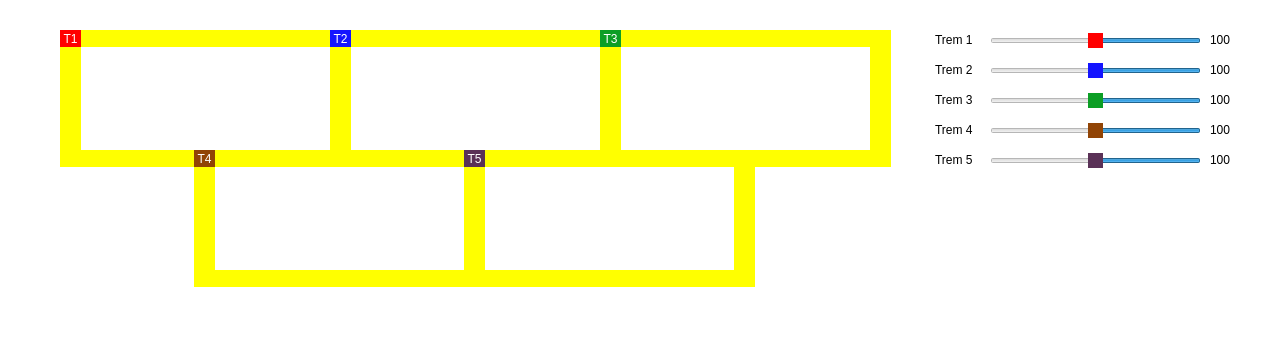
Qt form src/mainwindow.ui (fabianapduarte/trabalho-trens) before a commit.
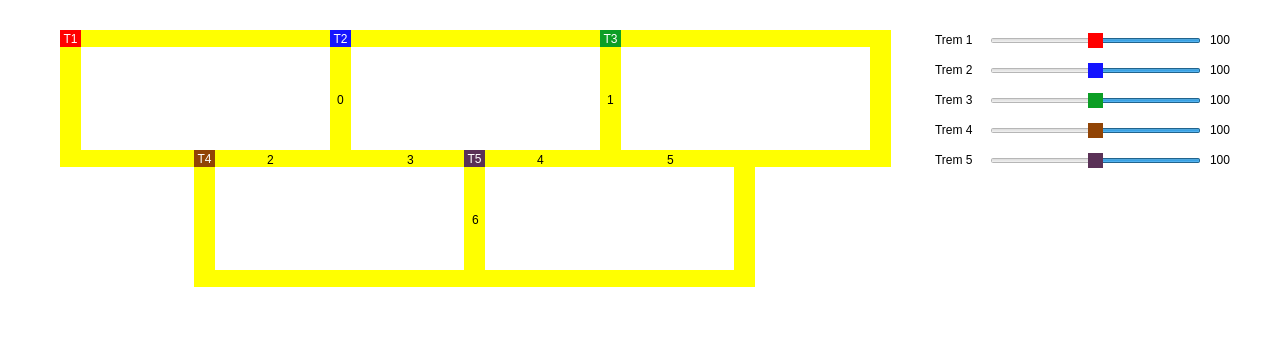
The same form after that commit.

Commit message: adiciona índice das regiões críticas na interface

The edit to the form file:
```diff
--- a/src/mainwindow.ui
+++ b/src/mainwindow.ui
@@ -719,6 +719,1560 @@
      <string>100</string>
     </property>
    </widget>
+   <widget class="QLabel" name="label_6">
+    <property name="geometry">
+     <rect>
+      <x>330</x>
+      <y>90</y>
+      <width>21</width>
+      <height>19</height>
+     </rect>
+    </property>
+    <property name="palette">
+     <palette>
+      <active>
+       <colorrole role="WindowText">
+        <brush brushstyle="SolidPattern">
+         <color alpha="255">
+          <red>0</red>
+          <green>0</green>
+          <blue>0</blue>
+         </color>
+        </brush>
+       </colorrole>
+       <colorrole role="Button">
+        <brush brushstyle="SolidPattern">
+         <color alpha="0">
+          <red>255</red>
+          <green>255</green>
+          <blue>255</blue>
+         </color>
+        </brush>
+       </colorrole>
+       <colorrole role="Text">
+        <brush brushstyle="SolidPattern">
+         <color alpha="255">
+          <red>0</red>
+          <green>0</green>
+          <blue>0</blue>
+         </color>
+        </brush>
+       </colorrole>
+       <colorrole role="ButtonText">
+        <brush brushstyle="SolidPattern">
+         <color alpha="255">
+          <red>0</red>
+          <green>0</green>
+          <blue>0</blue>
+         </color>
+        </brush>
+       </colorrole>
+       <colorrole role="Base">
+        <brush brushstyle="SolidPattern">
+         <color alpha="0">
+          <red>255</red>
+          <green>255</green>
+          <blue>255</blue>
+         </color>
+        </brush>
+       </colorrole>
+       <colorrole role="Window">
+        <brush brushstyle="SolidPattern">
+         <color alpha="0">
+          <red>255</red>
+          <green>255</green>
+          <blue>255</blue>
+         </color>
+        </brush>
+       </colorrole>
+       <colorrole role="PlaceholderText">
+        <brush brushstyle="SolidPattern">
+         <color alpha="255">
+          <red>0</red>
+          <green>0</green>
+          <blue>0</blue>
+         </color>
+        </brush>
+       </colorrole>
+      </active>
+      <inactive>
+       <colorrole role="WindowText">
+        <brush brushstyle="SolidPattern">
+         <color alpha="255">
+          <red>0</red>
+          <green>0</green>
+          <blue>0</blue>
+         </color>
+        </brush>
+       </colorrole>
+       <colorrole role="Button">
+        <brush brushstyle="SolidPattern">
+         <color alpha="0">
+          <red>255</red>
+          <green>255</green>
+          <blue>255</blue>
+         </color>
+        </brush>
+       </colorrole>
+       <colorrole role="Text">
+        <brush brushstyle="SolidPattern">
+         <color alpha="255">
+          <red>0</red>
+          <green>0</green>
+          <blue>0</blue>
+         </color>
+        </brush>
+       </colorrole>
+       <colorrole role="ButtonText">
+        <brush brushstyle="SolidPattern">
+         <color alpha="255">
+          <red>0</red>
+          <green>0</green>
+          <blue>0</blue>
+         </color>
+        </brush>
+       </colorrole>
+       <colorrole role="Base">
+        <brush brushstyle="SolidPattern">
+         <color alpha="0">
+          <red>255</red>
+          <green>255</green>
+          <blue>255</blue>
+         </color>
+        </brush>
+       </colorrole>
+       <colorrole role="Window">
+        <brush brushstyle="SolidPattern">
+         <color alpha="0">
+          <red>255</red>
+          <green>255</green>
+          <blue>255</blue>
+         </color>
+        </brush>
+       </colorrole>
+       <colorrole role="PlaceholderText">
+        <brush brushstyle="SolidPattern">
+         <color alpha="255">
+          <red>0</red>
+          <green>0</green>
+          <blue>0</blue>
+         </color>
+        </brush>
+       </colorrole>
+      </inactive>
+      <disabled>
+       <colorrole role="WindowText">
+        <brush brushstyle="SolidPattern">
+         <color alpha="255">
+          <red>0</red>
+          <green>0</green>
+          <blue>0</blue>
+         </color>
+        </brush>
+       </colorrole>
+       <colorrole role="Button">
+        <brush brushstyle="SolidPattern">
+         <color alpha="0">
+          <red>255</red>
+          <green>255</green>
+          <blue>255</blue>
+         </color>
+        </brush>
+       </colorrole>
+       <colorrole role="Text">
+        <brush brushstyle="SolidPattern">
+         <color alpha="255">
+          <red>0</red>
+          <green>0</green>
+          <blue>0</blue>
+         </color>
+        </brush>
+       </colorrole>
+       <colorrole role="ButtonText">
+        <brush brushstyle="SolidPattern">
+         <color alpha="255">
+          <red>0</red>
+          <green>0</green>
+          <blue>0</blue>
+         </color>
+        </brush>
+       </colorrole>
+       <colorrole role="Base">
+        <brush brushstyle="SolidPattern">
+         <color alpha="0">
+          <red>255</red>
+          <green>255</green>
+          <blue>255</blue>
+         </color>
+        </brush>
+       </colorrole>
+       <colorrole role="Window">
+        <brush brushstyle="SolidPattern">
+         <color alpha="0">
+          <red>255</red>
+          <green>255</green>
+          <blue>255</blue>
+         </color>
+        </brush>
+       </colorrole>
+       <colorrole role="PlaceholderText">
+        <brush brushstyle="SolidPattern">
+         <color alpha="255">
+          <red>0</red>
+          <green>0</green>
+          <blue>0</blue>
+         </color>
+        </brush>
+       </colorrole>
+      </disabled>
+     </palette>
+    </property>
+    <property name="autoFillBackground">
+     <bool>false</bool>
+    </property>
+    <property name="styleSheet">
+     <string notr="true">color: rgb(0, 0, 0);
+background-color: rgba(255, 255, 255, 0);</string>
+    </property>
+    <property name="text">
+     <string>0</string>
+    </property>
+    <property name="alignment">
+     <set>Qt::AlignCenter</set>
+    </property>
+   </widget>
+   <widget class="QLabel" name="label_7">
+    <property name="geometry">
+     <rect>
+      <x>600</x>
+      <y>90</y>
+      <width>21</width>
+      <height>19</height>
+     </rect>
+    </property>
+    <property name="palette">
+     <palette>
+      <active>
+       <colorrole role="WindowText">
+        <brush brushstyle="SolidPattern">
+         <color alpha="255">
+          <red>0</red>
+          <green>0</green>
+          <blue>0</blue>
+         </color>
+        </brush>
+       </colorrole>
+       <colorrole role="Button">
+        <brush brushstyle="SolidPattern">
+         <color alpha="0">
+          <red>255</red>
+          <green>255</green>
+          <blue>255</blue>
+         </color>
+        </brush>
+       </colorrole>
+       <colorrole role="Text">
+        <brush brushstyle="SolidPattern">
+         <color alpha="255">
+          <red>0</red>
+          <green>0</green>
+          <blue>0</blue>
+         </color>
+        </brush>
+       </colorrole>
+       <colorrole role="ButtonText">
+        <brush brushstyle="SolidPattern">
+         <color alpha="255">
+          <red>0</red>
+          <green>0</green>
+          <blue>0</blue>
+         </color>
+        </brush>
+       </colorrole>
+       <colorrole role="Base">
+        <brush brushstyle="SolidPattern">
+         <color alpha="0">
+          <red>255</red>
+          <green>255</green>
+          <blue>255</blue>
+         </color>
+        </brush>
+       </colorrole>
+       <colorrole role="Window">
+        <brush brushstyle="SolidPattern">
+         <color alpha="0">
+          <red>255</red>
+          <green>255</green>
+          <blue>255</blue>
+         </color>
+        </brush>
+       </colorrole>
+       <colorrole role="PlaceholderText">
+        <brush brushstyle="SolidPattern">
+         <color alpha="255">
+          <red>0</red>
+          <green>0</green>
+          <blue>0</blue>
+         </color>
+        </brush>
+       </colorrole>
+      </active>
+      <inactive>
+       <colorrole role="WindowText">
+        <brush brushstyle="SolidPattern">
+         <color alpha="255">
+          <red>0</red>
+          <green>0</green>
+          <blue>0</blue>
+         </color>
+        </brush>
+       </colorrole>
+       <colorrole role="Button">
+        <brush brushstyle="SolidPattern">
+         <color alpha="0">
+          <red>255</red>
+          <green>255</green>
+          <blue>255</blue>
+         </color>
+        </brush>
+       </colorrole>
+       <colorrole role="Text">
+        <brush brushstyle="SolidPattern">
+         <color alpha="255">
+          <red>0</red>
+          <green>0</green>
+          <blue>0</blue>
+         </color>
+        </brush>
+       </colorrole>
+       <colorrole role="ButtonText">
+        <brush brushstyle="SolidPattern">
+         <color alpha="255">
+          <red>0</red>
+          <green>0</green>
+          <blue>0</blue>
+         </color>
+        </brush>
+       </colorrole>
+       <colorrole role="Base">
+        <brush brushstyle="SolidPattern">
+         <color alpha="0">
+          <red>255</red>
+          <green>255</green>
+          <blue>255</blue>
+         </color>
+        </brush>
+       </colorrole>
+       <colorrole role="Window">
+        <brush brushstyle="SolidPattern">
+         <color alpha="0">
+          <red>255</red>
+          <green>255</green>
+          <blue>255</blue>
+         </color>
+        </brush>
+       </colorrole>
+       <colorrole role="PlaceholderText">
+        <brush brushstyle="SolidPattern">
+         <color alpha="255">
+          <red>0</red>
+          <green>0</green>
+          <blue>0</blue>
+         </color>
+        </brush>
+       </colorrole>
+      </inactive>
+      <disabled>
+       <colorrole role="WindowText">
+        <brush brushstyle="SolidPattern">
+         <color alpha="255">
+          <red>0</red>
+          <green>0</green>
+          <blue>0</blue>
+         </color>
+        </brush>
+       </colorrole>
+       <colorrole role="Button">
+        <brush brushstyle="SolidPattern">
+         <color alpha="0">
+          <red>255</red>
+          <green>255</green>
+          <blue>255</blue>
+         </color>
+        </brush>
+       </colorrole>
+       <colorrole role="Text">
+        <brush brushstyle="SolidPattern">
+         <color alpha="255">
+          <red>0</red>
+          <green>0</green>
+          <blue>0</blue>
+         </color>
+        </brush>
+       </colorrole>
+       <colorrole role="ButtonText">
+        <brush brushstyle="SolidPattern">
+         <color alpha="255">
+          <red>0</red>
+          <green>0</green>
+          <blue>0</blue>
+         </color>
+        </brush>
+       </colorrole>
+       <colorrole role="Base">
+        <brush brushstyle="SolidPattern">
+         <color alpha="0">
+          <red>255</red>
+          <green>255</green>
+          <blue>255</blue>
+         </color>
+        </brush>
+       </colorrole>
+       <colorrole role="Window">
+        <brush brushstyle="SolidPattern">
+         <color alpha="0">
+          <red>255</red>
+          <green>255</green>
+          <blue>255</blue>
+         </color>
+        </brush>
+       </colorrole>
+       <colorrole role="PlaceholderText">
+        <brush brushstyle="SolidPattern">
+         <color alpha="255">
+          <red>0</red>
+          <green>0</green>
+          <blue>0</blue>
+         </color>
+        </brush>
+       </colorrole>
+      </disabled>
+     </palette>
+    </property>
+    <property name="autoFillBackground">
+     <bool>false</bool>
+    </property>
+    <property name="styleSheet">
+     <string notr="true">color: rgb(0, 0, 0);
+background-color: rgba(255, 255, 255, 0);</string>
+    </property>
+    <property name="text">
+     <string>1</string>
+    </property>
+    <property name="alignment">
+     <set>Qt::AlignCenter</set>
+    </property>
+   </widget>
+   <widget class="QLabel" name="label_8">
+    <property name="geometry">
+     <rect>
+      <x>260</x>
+      <y>150</y>
+      <width>21</width>
+      <height>19</height>
+     </rect>
+    </property>
+    <property name="palette">
+     <palette>
+      <active>
+       <colorrole role="WindowText">
+        <brush brushstyle="SolidPattern">
+         <color alpha="255">
+          <red>0</red>
+          <green>0</green>
+          <blue>0</blue>
+         </color>
+        </brush>
+       </colorrole>
+       <colorrole role="Button">
+        <brush brushstyle="SolidPattern">
+         <color alpha="0">
+          <red>255</red>
+          <green>255</green>
+          <blue>255</blue>
+         </color>
+        </brush>
+       </colorrole>
+       <colorrole role="Text">
+        <brush brushstyle="SolidPattern">
+         <color alpha="255">
+          <red>0</red>
+          <green>0</green>
+          <blue>0</blue>
+         </color>
+        </brush>
+       </colorrole>
+       <colorrole role="ButtonText">
+        <brush brushstyle="SolidPattern">
+         <color alpha="255">
+          <red>0</red>
+          <green>0</green>
+          <blue>0</blue>
+         </color>
+        </brush>
+       </colorrole>
+       <colorrole role="Base">
+        <brush brushstyle="SolidPattern">
+         <color alpha="0">
+          <red>255</red>
+          <green>255</green>
+          <blue>255</blue>
+         </color>
+        </brush>
+       </colorrole>
+       <colorrole role="Window">
+        <brush brushstyle="SolidPattern">
+         <color alpha="0">
+          <red>255</red>
+          <green>255</green>
+          <blue>255</blue>
+         </color>
+        </brush>
+       </colorrole>
+       <colorrole role="PlaceholderText">
+        <brush brushstyle="SolidPattern">
+         <color alpha="255">
+          <red>0</red>
+          <green>0</green>
+          <blue>0</blue>
+         </color>
+        </brush>
+       </colorrole>
+      </active>
+      <inactive>
+       <colorrole role="WindowText">
+        <brush brushstyle="SolidPattern">
+         <color alpha="255">
+          <red>0</red>
+          <green>0</green>
+          <blue>0</blue>
+         </color>
+        </brush>
+       </colorrole>
+       <colorrole role="Button">
+        <brush brushstyle="SolidPattern">
+         <color alpha="0">
+          <red>255</red>
+          <green>255</green>
+          <blue>255</blue>
+         </color>
+        </brush>
+       </colorrole>
+       <colorrole role="Text">
+        <brush brushstyle="SolidPattern">
+         <color alpha="255">
+          <red>0</red>
+          <green>0</green>
+          <blue>0</blue>
+         </color>
+        </brush>
+       </colorrole>
+       <colorrole role="ButtonText">
+        <brush brushstyle="SolidPattern">
+         <color alpha="255">
+          <red>0</red>
+          <green>0</green>
+          <blue>0</blue>
+         </color>
+        </brush>
+       </colorrole>
+       <colorrole role="Base">
+        <brush brushstyle="SolidPattern">
+         <color alpha="0">
+          <red>255</red>
+          <green>255</green>
+          <blue>255</blue>
+         </color>
+        </brush>
+       </colorrole>
+       <colorrole role="Window">
+        <brush brushstyle="SolidPattern">
+         <color alpha="0">
+          <red>255</red>
+          <green>255</green>
+          <blue>255</blue>
+         </color>
+        </brush>
+       </colorrole>
+       <colorrole role="PlaceholderText">
+        <brush brushstyle="SolidPattern">
+         <color alpha="255">
+          <red>0</red>
+          <green>0</green>
+          <blue>0</blue>
+         </color>
+        </brush>
+       </colorrole>
+      </inactive>
+      <disabled>
+       <colorrole role="WindowText">
+        <brush brushstyle="SolidPattern">
+         <color alpha="255">
+          <red>0</red>
+          <green>0</green>
+          <blue>0</blue>
+         </color>
+        </brush>
+       </colorrole>
+       <colorrole role="Button">
+        <brush brushstyle="SolidPattern">
+         <color alpha="0">
+          <red>255</red>
+          <green>255</green>
+          <blue>255</blue>
+         </color>
+        </brush>
+       </colorrole>
+       <colorrole role="Text">
+        <brush brushstyle="SolidPattern">
+         <color alpha="255">
+          <red>0</red>
+          <green>0</green>
+          <blue>0</blue>
+         </color>
+        </brush>
+       </colorrole>
+       <colorrole role="ButtonText">
+        <brush brushstyle="SolidPattern">
+         <color alpha="255">
+          <red>0</red>
+          <green>0</green>
+          <blue>0</blue>
+         </color>
+        </brush>
+       </colorrole>
+       <colorrole role="Base">
+        <brush brushstyle="SolidPattern">
+         <color alpha="0">
+          <red>255</red>
+          <green>255</green>
+          <blue>255</blue>
+         </color>
+        </brush>
+       </colorrole>
+       <colorrole role="Window">
+        <brush brushstyle="SolidPattern">
+         <color alpha="0">
+          <red>255</red>
+          <green>255</green>
+          <blue>255</blue>
+         </color>
+        </brush>
+       </colorrole>
+       <colorrole role="PlaceholderText">
+        <brush brushstyle="SolidPattern">
+         <color alpha="255">
+          <red>0</red>
+          <green>0</green>
+          <blue>0</blue>
+         </color>
+        </brush>
+       </colorrole>
+      </disabled>
+     </palette>
+    </property>
+    <property name="autoFillBackground">
+     <bool>false</bool>
+    </property>
+    <property name="styleSheet">
+     <string notr="true">color: rgb(0, 0, 0);
+background-color: rgba(255, 255, 255, 0);</string>
+    </property>
+    <property name="text">
+     <string>2</string>
+    </property>
+    <property name="alignment">
+     <set>Qt::AlignCenter</set>
+    </property>
+   </widget>
+   <widget class="QLabel" name="label_9">
+    <property name="geometry">
+     <rect>
+      <x>400</x>
+      <y>150</y>
+      <width>21</width>
+      <height>19</height>
+     </rect>
+    </property>
+    <property name="palette">
+     <palette>
+      <active>
+       <colorrole role="WindowText">
+        <brush brushstyle="SolidPattern">
+         <color alpha="255">
+          <red>0</red>
+          <green>0</green>
+          <blue>0</blue>
+         </color>
+        </brush>
+       </colorrole>
+       <colorrole role="Button">
+        <brush brushstyle="SolidPattern">
+         <color alpha="0">
+          <red>255</red>
+          <green>255</green>
+          <blue>255</blue>
+         </color>
+        </brush>
+       </colorrole>
+       <colorrole role="Text">
+        <brush brushstyle="SolidPattern">
+         <color alpha="255">
+          <red>0</red>
+          <green>0</green>
+          <blue>0</blue>
+         </color>
+        </brush>
+       </colorrole>
+       <colorrole role="ButtonText">
+        <brush brushstyle="SolidPattern">
+         <color alpha="255">
+          <red>0</red>
+          <green>0</green>
+          <blue>0</blue>
+         </color>
+        </brush>
+       </colorrole>
+       <colorrole role="Base">
+        <brush brushstyle="SolidPattern">
+         <color alpha="0">
+          <red>255</red>
+          <green>255</green>
+          <blue>255</blue>
+         </color>
+        </brush>
+       </colorrole>
+       <colorrole role="Window">
+        <brush brushstyle="SolidPattern">
+         <color alpha="0">
+          <red>255</red>
+          <green>255</green>
+          <blue>255</blue>
+         </color>
+        </brush>
+       </colorrole>
+       <colorrole role="PlaceholderText">
+        <brush brushstyle="SolidPattern">
+         <color alpha="255">
+          <red>0</red>
+          <green>0</green>
+          <blue>0</blue>
+         </color>
+        </brush>
+       </colorrole>
+      </active>
+      <inactive>
+       <colorrole role="WindowText">
+        <brush brushstyle="SolidPattern">
+         <color alpha="255">
+          <red>0</red>
+          <green>0</green>
+          <blue>0</blue>
+         </color>
+        </brush>
+       </colorrole>
+       <colorrole role="Button">
+        <brush brushstyle="SolidPattern">
+         <color alpha="0">
+          <red>255</red>
+          <green>255</green>
+          <blue>255</blue>
+         </color>
+        </brush>
+       </colorrole>
+       <colorrole role="Text">
+        <brush brushstyle="SolidPattern">
+         <color alpha="255">
+          <red>0</red>
+          <green>0</green>
+          <blue>0</blue>
+         </color>
+        </brush>
+       </colorrole>
+       <colorrole role="ButtonText">
+        <brush brushstyle="SolidPattern">
+         <color alpha="255">
+          <red>0</red>
+          <green>0</green>
+          <blue>0</blue>
+         </color>
+        </brush>
+       </colorrole>
+       <colorrole role="Base">
+        <brush brushstyle="SolidPattern">
+         <color alpha="0">
+          <red>255</red>
+          <green>255</green>
+          <blue>255</blue>
+         </color>
+        </brush>
+       </colorrole>
+       <colorrole role="Window">
+        <brush brushstyle="SolidPattern">
+         <color alpha="0">
+          <red>255</red>
+          <green>255</green>
+          <blue>255</blue>
+         </color>
+        </brush>
+       </colorrole>
+       <colorrole role="PlaceholderText">
+        <brush brushstyle="SolidPattern">
+         <color alpha="255">
+          <red>0</red>
+          <green>0</green>
+          <blue>0</blue>
+         </color>
+        </brush>
+       </colorrole>
+      </inactive>
+      <disabled>
+       <colorrole role="WindowText">
+        <brush brushstyle="SolidPattern">
+         <color alpha="255">
+          <red>0</red>
+          <green>0</green>
+          <blue>0</blue>
+         </color>
+        </brush>
+       </colorrole>
+       <colorrole role="Button">
+        <brush brushstyle="SolidPattern">
+         <color alpha="0">
+          <red>255</red>
+          <green>255</green>
+          <blue>255</blue>
+         </color>
+        </brush>
+       </colorrole>
+       <colorrole role="Text">
+        <brush brushstyle="SolidPattern">
+         <color alpha="255">
+          <red>0</red>
+          <green>0</green>
+          <blue>0</blue>
+         </color>
+        </brush>
+       </colorrole>
+       <colorrole role="ButtonText">
+        <brush brushstyle="SolidPattern">
+         <color alpha="255">
+          <red>0</red>
+          <green>0</green>
+          <blue>0</blue>
+         </color>
+        </brush>
+       </colorrole>
+       <colorrole role="Base">
+        <brush brushstyle="SolidPattern">
+         <color alpha="0">
+          <red>255</red>
+          <green>255</green>
+          <blue>255</blue>
+         </color>
+        </brush>
+       </colorrole>
+       <colorrole role="Window">
+        <brush brushstyle="SolidPattern">
+         <color alpha="0">
+          <red>255</red>
+          <green>255</green>
+          <blue>255</blue>
+         </color>
+        </brush>
+       </colorrole>
+       <colorrole role="PlaceholderText">
+        <brush brushstyle="SolidPattern">
+         <color alpha="255">
+          <red>0</red>
+          <green>0</green>
+          <blue>0</blue>
+         </color>
+        </brush>
+       </colorrole>
+      </disabled>
+     </palette>
+    </property>
+    <property name="autoFillBackground">
+     <bool>false</bool>
+    </property>
+    <property name="styleSheet">
+     <string notr="true">color: rgb(0, 0, 0);
+background-color: rgba(255, 255, 255, 0);</string>
+    </property>
+    <property name="text">
+     <string>3</string>
+    </property>
+    <property name="alignment">
+     <set>Qt::AlignCenter</set>
+    </property>
+   </widget>
+   <widget class="QLabel" name="label_10">
+    <property name="geometry">
+     <rect>
+      <x>530</x>
+      <y>150</y>
+      <width>21</width>
+      <height>19</height>
+     </rect>
+    </property>
+    <property name="palette">
+     <palette>
+      <active>
+       <colorrole role="WindowText">
+        <brush brushstyle="SolidPattern">
+         <color alpha="255">
+          <red>0</red>
+          <green>0</green>
+          <blue>0</blue>
+         </color>
+        </brush>
+       </colorrole>
+       <colorrole role="Button">
+        <brush brushstyle="SolidPattern">
+         <color alpha="0">
+          <red>255</red>
+          <green>255</green>
+          <blue>255</blue>
+         </color>
+        </brush>
+       </colorrole>
+       <colorrole role="Text">
+        <brush brushstyle="SolidPattern">
+         <color alpha="255">
+          <red>0</red>
+          <green>0</green>
+          <blue>0</blue>
+         </color>
+        </brush>
+       </colorrole>
+       <colorrole role="ButtonText">
+        <brush brushstyle="SolidPattern">
+         <color alpha="255">
+          <red>0</red>
+          <green>0</green>
+          <blue>0</blue>
+         </color>
+        </brush>
+       </colorrole>
+       <colorrole role="Base">
+        <brush brushstyle="SolidPattern">
+         <color alpha="0">
+          <red>255</red>
+          <green>255</green>
+          <blue>255</blue>
+         </color>
+        </brush>
+       </colorrole>
+       <colorrole role="Window">
+        <brush brushstyle="SolidPattern">
+         <color alpha="0">
+          <red>255</red>
+          <green>255</green>
+          <blue>255</blue>
+         </color>
+        </brush>
+       </colorrole>
+       <colorrole role="PlaceholderText">
+        <brush brushstyle="SolidPattern">
+         <color alpha="255">
+          <red>0</red>
+          <green>0</green>
+          <blue>0</blue>
+         </color>
+        </brush>
+       </colorrole>
+      </active>
+      <inactive>
+       <colorrole role="WindowText">
+        <brush brushstyle="SolidPattern">
+         <color alpha="255">
+          <red>0</red>
+          <green>0</green>
+          <blue>0</blue>
+         </color>
+        </brush>
+       </colorrole>
+       <colorrole role="Button">
+        <brush brushstyle="SolidPattern">
+         <color alpha="0">
+          <red>255</red>
+          <green>255</green>
+          <blue>255</blue>
+         </color>
+        </brush>
+       </colorrole>
+       <colorrole role="Text">
+        <brush brushstyle="SolidPattern">
+         <color alpha="255">
+          <red>0</red>
+          <green>0</green>
+          <blue>0</blue>
+         </color>
+        </brush>
+       </colorrole>
+       <colorrole role="ButtonText">
+        <brush brushstyle="SolidPattern">
+         <color alpha="255">
+          <red>0</red>
+          <green>0</green>
+          <blue>0</blue>
+         </color>
+        </brush>
+       </colorrole>
+       <colorrole role="Base">
+        <brush brushstyle="SolidPattern">
+         <color alpha="0">
+          <red>255</red>
+          <green>255</green>
+          <blue>255</blue>
+         </color>
+        </brush>
+       </colorrole>
+       <colorrole role="Window">
+        <brush brushstyle="SolidPattern">
+         <color alpha="0">
+          <red>255</red>
+          <green>255</green>
+          <blue>255</blue>
+         </color>
+        </brush>
+       </colorrole>
+       <colorrole role="PlaceholderText">
+        <brush brushstyle="SolidPattern">
+         <color alpha="255">
+          <red>0</red>
+          <green>0</green>
+          <blue>0</blue>
+         </color>
+        </brush>
+       </colorrole>
+      </inactive>
+      <disabled>
+       <colorrole role="WindowText">
+        <brush brushstyle="SolidPattern">
+         <color alpha="255">
+          <red>0</red>
+          <green>0</green>
+          <blue>0</blue>
+         </color>
+        </brush>
+       </colorrole>
+       <colorrole role="Button">
+        <brush brushstyle="SolidPattern">
+         <color alpha="0">
+          <red>255</red>
+          <green>255</green>
+          <blue>255</blue>
+         </color>
+        </brush>
+       </colorrole>
+       <colorrole role="Text">
+        <brush brushstyle="SolidPattern">
+         <color alpha="255">
+          <red>0</red>
+          <green>0</green>
+          <blue>0</blue>
+         </color>
+        </brush>
+       </colorrole>
+       <colorrole role="ButtonText">
+        <brush brushstyle="SolidPattern">
+         <color alpha="255">
+          <red>0</red>
+          <green>0</green>
+          <blue>0</blue>
+         </color>
+        </brush>
+       </colorrole>
+       <colorrole role="Base">
+        <brush brushstyle="SolidPattern">
+         <color alpha="0">
+          <red>255</red>
+          <green>255</green>
+          <blue>255</blue>
+         </color>
+        </brush>
+       </colorrole>
+       <colorrole role="Window">
+        <brush brushstyle="SolidPattern">
+         <color alpha="0">
+          <red>255</red>
+          <green>255</green>
+          <blue>255</blue>
+         </color>
+        </brush>
+       </colorrole>
+       <colorrole role="PlaceholderText">
+        <brush brushstyle="SolidPattern">
+         <color alpha="255">
+          <red>0</red>
+          <green>0</green>
+          <blue>0</blue>
+         </color>
+        </brush>
+       </colorrole>
+      </disabled>
+     </palette>
+    </property>
+    <property name="autoFillBackground">
+     <bool>false</bool>
+    </property>
+    <property name="styleSheet">
+     <string notr="true">color: rgb(0, 0, 0);
+background-color: rgba(255, 255, 255, 0);</string>
+    </property>
+    <property name="text">
+     <string>4</string>
+    </property>
+    <property name="alignment">
+     <set>Qt::AlignCenter</set>
+    </property>
+   </widget>
+   <widget class="QLabel" name="label_11">
+    <property name="geometry">
+     <rect>
+      <x>660</x>
+      <y>150</y>
+      <width>21</width>
+      <height>19</height>
+     </rect>
+    </property>
+    <property name="palette">
+     <palette>
+      <active>
+       <colorrole role="WindowText">
+        <brush brushstyle="SolidPattern">
+         <color alpha="255">
+          <red>0</red>
+          <green>0</green>
+          <blue>0</blue>
+         </color>
+        </brush>
+       </colorrole>
+       <colorrole role="Button">
+        <brush brushstyle="SolidPattern">
+         <color alpha="0">
+          <red>255</red>
+          <green>255</green>
+          <blue>255</blue>
+         </color>
+        </brush>
+       </colorrole>
+       <colorrole role="Text">
+        <brush brushstyle="SolidPattern">
+         <color alpha="255">
+          <red>0</red>
+          <green>0</green>
+          <blue>0</blue>
+         </color>
+        </brush>
+       </colorrole>
+       <colorrole role="ButtonText">
+        <brush brushstyle="SolidPattern">
+         <color alpha="255">
+          <red>0</red>
+          <green>0</green>
+          <blue>0</blue>
+         </color>
+        </brush>
+       </colorrole>
+       <colorrole role="Base">
+        <brush brushstyle="SolidPattern">
+         <color alpha="0">
+          <red>255</red>
+          <green>255</green>
+          <blue>255</blue>
+         </color>
+        </brush>
+       </colorrole>
+       <colorrole role="Window">
+        <brush brushstyle="SolidPattern">
+         <color alpha="0">
+          <red>255</red>
+          <green>255</green>
+          <blue>255</blue>
+         </color>
+        </brush>
+       </colorrole>
+       <colorrole role="PlaceholderText">
+        <brush brushstyle="SolidPattern">
+         <color alpha="255">
+          <red>0</red>
+          <green>0</green>
+          <blue>0</blue>
+         </color>
+        </brush>
+       </colorrole>
+      </active>
+      <inactive>
+       <colorrole role="WindowText">
+        <brush brushstyle="SolidPattern">
+         <color alpha="255">
+          <red>0</red>
+          <green>0</green>
+          <blue>0</blue>
+         </color>
+        </brush>
+       </colorrole>
+       <colorrole role="Button">
+        <brush brushstyle="SolidPattern">
+         <color alpha="0">
+          <red>255</red>
+          <green>255</green>
+          <blue>255</blue>
+         </color>
+        </brush>
+       </colorrole>
+       <colorrole role="Text">
+        <brush brushstyle="SolidPattern">
+         <color alpha="255">
+          <red>0</red>
+          <green>0</green>
+          <blue>0</blue>
+         </color>
+        </brush>
+       </colorrole>
+       <colorrole role="ButtonText">
+        <brush brushstyle="SolidPattern">
+         <color alpha="255">
+          <red>0</red>
+          <green>0</green>
+          <blue>0</blue>
+         </color>
+        </brush>
+       </colorrole>
+       <colorrole role="Base">
+        <brush brushstyle="SolidPattern">
+         <color alpha="0">
+          <red>255</red>
+          <green>255</green>
+          <blue>255</blue>
+         </color>
+        </brush>
+       </colorrole>
+       <colorrole role="Window">
+        <brush brushstyle="SolidPattern">
+         <color alpha="0">
+          <red>255</red>
+          <green>255</green>
+          <blue>255</blue>
+         </color>
+        </brush>
+       </colorrole>
+       <colorrole role="PlaceholderText">
+        <brush brushstyle="SolidPattern">
+         <color alpha="255">
+          <red>0</red>
+          <green>0</green>
+          <blue>0</blue>
+         </color>
+        </brush>
+       </colorrole>
+      </inactive>
+      <disabled>
+       <colorrole role="WindowText">
+        <brush brushstyle="SolidPattern">
+         <color alpha="255">
+          <red>0</red>
+          <green>0</green>
+          <blue>0</blue>
+         </color>
+        </brush>
+       </colorrole>
+       <colorrole role="Button">
+        <brush brushstyle="SolidPattern">
+         <color alpha="0">
+          <red>255</red>
+          <green>255</green>
+          <blue>255</blue>
+         </color>
+        </brush>
+       </colorrole>
+       <colorrole role="Text">
+        <brush brushstyle="SolidPattern">
+         <color alpha="255">
+          <red>0</red>
+          <green>0</green>
+          <blue>0</blue>
+         </color>
+        </brush>
+       </colorrole>
+       <colorrole role="ButtonText">
+        <brush brushstyle="SolidPattern">
+         <color alpha="255">
+          <red>0</red>
+          <green>0</green>
+          <blue>0</blue>
+         </color>
+        </brush>
+       </colorrole>
+       <colorrole role="Base">
+        <brush brushstyle="SolidPattern">
+         <color alpha="0">
+          <red>255</red>
+          <green>255</green>
+          <blue>255</blue>
+         </color>
+        </brush>
+       </colorrole>
+       <colorrole role="Window">
+        <brush brushstyle="SolidPattern">
+         <color alpha="0">
+          <red>255</red>
+          <green>255</green>
+          <blue>255</blue>
+         </color>
+        </brush>
+       </colorrole>
+       <colorrole role="PlaceholderText">
+        <brush brushstyle="SolidPattern">
+         <color alpha="255">
+          <red>0</red>
+          <green>0</green>
+          <blue>0</blue>
+         </color>
+        </brush>
+       </colorrole>
+      </disabled>
+     </palette>
+    </property>
+    <property name="autoFillBackground">
+     <bool>false</bool>
+    </property>
+    <property name="styleSheet">
+     <string notr="true">color: rgb(0, 0, 0);
+background-color: rgba(255, 255, 255, 0);</string>
+    </property>
+    <property name="text">
+     <string>5</string>
+    </property>
+    <property name="alignment">
+     <set>Qt::AlignCenter</set>
+    </property>
+   </widget>
+   <widget class="QLabel" name="label_12">
+    <property name="geometry">
+     <rect>
+      <x>460</x>
+      <y>210</y>
+      <width>31</width>
+      <height>19</height>
+     </rect>
+    </property>
+    <property name="palette">
+     <palette>
+      <active>
+       <colorrole role="WindowText">
+        <brush brushstyle="SolidPattern">
+         <color alpha="255">
+          <red>0</red>
+          <green>0</green>
+          <blue>0</blue>
+         </color>
+        </brush>
+       </colorrole>
+       <colorrole role="Button">
+        <brush brushstyle="SolidPattern">
+         <color alpha="0">
+          <red>255</red>
+          <green>255</green>
+          <blue>255</blue>
+         </color>
+        </brush>
+       </colorrole>
+       <colorrole role="Text">
+        <brush brushstyle="SolidPattern">
+         <color alpha="255">
+          <red>0</red>
+          <green>0</green>
+          <blue>0</blue>
+         </color>
+        </brush>
+       </colorrole>
+       <colorrole role="ButtonText">
+        <brush brushstyle="SolidPattern">
+         <color alpha="255">
+          <red>0</red>
+          <green>0</green>
+          <blue>0</blue>
+         </color>
+        </brush>
+       </colorrole>
+       <colorrole role="Base">
+        <brush brushstyle="SolidPattern">
+         <color alpha="0">
+          <red>255</red>
+          <green>255</green>
+          <blue>255</blue>
+         </color>
+        </brush>
+       </colorrole>
+       <colorrole role="Window">
+        <brush brushstyle="SolidPattern">
+         <color alpha="0">
+          <red>255</red>
+          <green>255</green>
+          <blue>255</blue>
+         </color>
+        </brush>
+       </colorrole>
+       <colorrole role="PlaceholderText">
+        <brush brushstyle="SolidPattern">
+         <color alpha="255">
+          <red>0</red>
+          <green>0</green>
+          <blue>0</blue>
+         </color>
+        </brush>
+       </colorrole>
+      </active>
+      <inactive>
+       <colorrole role="WindowText">
+        <brush brushstyle="SolidPattern">
+         <color alpha="255">
+          <red>0</red>
+          <green>0</green>
+          <blue>0</blue>
+         </color>
+        </brush>
+       </colorrole>
+       <colorrole role="Button">
+        <brush brushstyle="SolidPattern">
+         <color alpha="0">
+          <red>255</red>
+          <green>255</green>
+          <blue>255</blue>
+         </color>
+        </brush>
+       </colorrole>
+       <colorrole role="Text">
+        <brush brushstyle="SolidPattern">
+         <color alpha="255">
+          <red>0</red>
+          <green>0</green>
+          <blue>0</blue>
+         </color>
+        </brush>
+       </colorrole>
+       <colorrole role="ButtonText">
+        <brush brushstyle="SolidPattern">
+         <color alpha="255">
+          <red>0</red>
+          <green>0</green>
+          <blue>0</blue>
+         </color>
+        </brush>
+       </colorrole>
+       <colorrole role="Base">
+        <brush brushstyle="SolidPattern">
+         <color alpha="0">
+          <red>255</red>
+          <green>255</green>
+          <blue>255</blue>
+         </color>
+        </brush>
+       </colorrole>
+       <colorrole role="Window">
+        <brush brushstyle="SolidPattern">
+         <color alpha="0">
+          <red>255</red>
+          <green>255</green>
+          <blue>255</blue>
+         </color>
+        </brush>
+       </colorrole>
+       <colorrole role="PlaceholderText">
+        <brush brushstyle="SolidPattern">
+         <color alpha="255">
+          <red>0</red>
+          <green>0</green>
+          <blue>0</blue>
+         </color>
+        </brush>
+       </colorrole>
+      </inactive>
+      <disabled>
+       <colorrole role="WindowText">
+        <brush brushstyle="SolidPattern">
+         <color alpha="255">
+          <red>0</red>
+          <green>0</green>
+          <blue>0</blue>
+         </color>
+        </brush>
+       </colorrole>
+       <colorrole role="Button">
+        <brush brushstyle="SolidPattern">
+         <color alpha="0">
+          <red>255</red>
+          <green>255</green>
+          <blue>255</blue>
+         </color>
+        </brush>
+       </colorrole>
+       <colorrole role="Text">
+        <brush brushstyle="SolidPattern">
+         <color alpha="255">
+          <red>0</red>
+          <green>0</green>
+          <blue>0</blue>
+         </color>
+        </brush>
+       </colorrole>
+       <colorrole role="ButtonText">
+        <brush brushstyle="SolidPattern">
+         <color alpha="255">
+          <red>0</red>
+          <green>0</green>
+          <blue>0</blue>
+         </color>
+        </brush>
+       </colorrole>
+       <colorrole role="Base">
+        <brush brushstyle="SolidPattern">
+         <color alpha="0">
+          <red>255</red>
+          <green>255</green>
+          <blue>255</blue>
+         </color>
+        </brush>
+       </colorrole>
+       <colorrole role="Window">
+        <brush brushstyle="SolidPattern">
+         <color alpha="0">
+          <red>255</red>
+          <green>255</green>
+          <blue>255</blue>
+         </color>
+        </brush>
+       </colorrole>
+       <colorrole role="PlaceholderText">
+        <brush brushstyle="SolidPattern">
+         <color alpha="255">
+          <red>0</red>
+          <green>0</green>
+          <blue>0</blue>
+         </color>
+        </brush>
+       </colorrole>
+      </disabled>
+     </palette>
+    </property>
+    <property name="autoFillBackground">
+     <bool>false</bool>
+    </property>
+    <property name="styleSheet">
+     <string notr="true">color: rgb(0, 0, 0);
+background-color: rgba(255, 255, 255, 0);</string>
+    </property>
+    <property name="text">
+     <string>6</string>
+    </property>
+    <property name="alignment">
+     <set>Qt::AlignCenter</set>
+    </property>
+   </widget>
    <zorder>label_trilho1_3</zorder>
    <zorder>label_trilho1_4</zorder>
    <zorder>label_trilho1</zorder>
@@ -754,6 +2308,13 @@
    <zorder>velT3</zorder>
    <zorder>velT4</zorder>
    <zorder>velT5</zorder>
+   <zorder>label_6</zorder>
+   <zorder>label_7</zorder>
+   <zorder>label_8</zorder>
+   <zorder>label_9</zorder>
+   <zorder>label_10</zorder>
+   <zorder>label_11</zorder>
+   <zorder>label_12</zorder>
   </widget>
   <widget class="QMenuBar" name="menuBar">
    <property name="geometry">
@@ -761,7 +2322,7 @@
      <x>0</x>
      <y>0</y>
      <width>1271</width>
-     <height>21</height>
+     <height>24</height>
     </rect>
    </property>
   </widget>
```
The commit also changes 1 other file.
